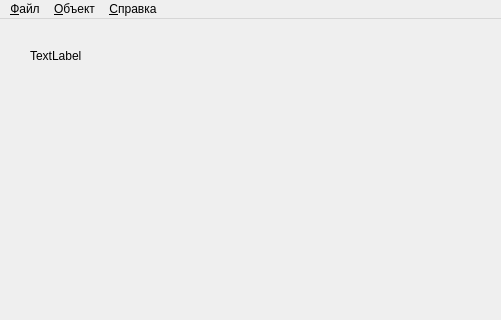
Before: the Qt Designer form Python-project/mBaseWindow.ui in BSV777/From-Delphi-to-Python, drawn with Qt 5; both pictures show x 0 to 501 and y 0 to 320 of the 800 by 600 pixel window.
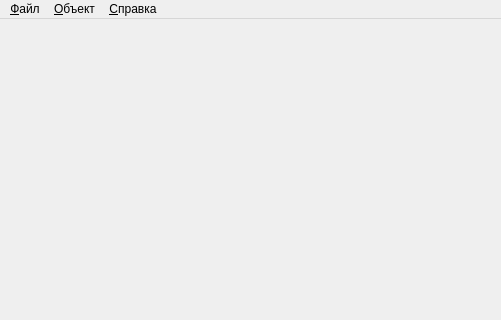
After: the same form once the commit is applied. Icons and pictures are not drawn.

Patch:
```diff
--- a/Python-project/mBaseWindow.ui
+++ b/Python-project/mBaseWindow.ui
@@ -13,40 +13,7 @@
         <property name="windowTitle">
             <string>MainWindow</string>
         </property>
-        <widget class="QWidget" name="centralwidget">
-            <widget class="QWidget" name="verticalLayoutWidget">
-                <property name="geometry">
-                    <rect>
-                        <x>30</x>
-                        <y>30</y>
-                        <width>341</width>
-                        <height>441</height>
-                    </rect>
-                </property>
-                <layout class="QVBoxLayout" name="verticalLayout">
-                    <item>
-                        <widget class="QLabel" name="label">
-                            <property name="text">
-                                <string>TextLabel</string>
-                            </property>
-                        </widget>
-                    </item>
-                    <item>
-                        <spacer name="verticalSpacer">
-                            <property name="orientation">
-                                <enum>Qt::Vertical</enum>
-                            </property>
-                            <property name="sizeHint" stdset="0">
-                                <size>
-                                    <width>20</width>
-                                    <height>40</height>
-                                </size>
-                            </property>
-                        </spacer>
-                    </item>
-                </layout>
-            </widget>
-        </widget>
+  <widget class="QWidget" name="centralwidget"/>
         <widget class="QMenuBar" name="menubar">
             <property name="geometry">
                 <rect>
```
Left out of the diff: 9 changed lines with no effect on the pictures. Lines whose indentation alone changed are shown as unchanged.
